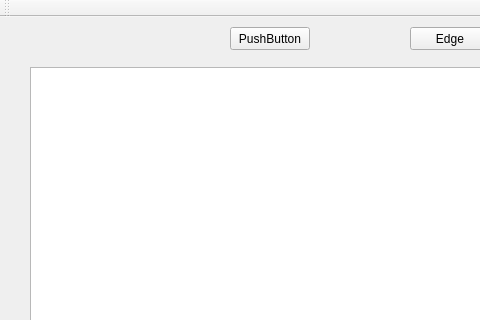
nasserGanjali/baslerCamera, file mainwindow.ui: the form before one commit; both pictures show x 0 to 480 and y 0 to 320 of the 856 by 716 pixel window.
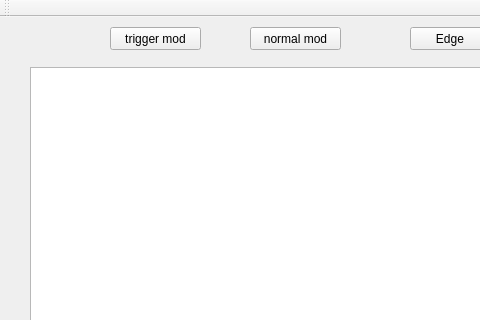
The form after the commit.

Commit message: add trigger mode

Diff of the .ui file:
```diff
--- a/mainwindow.ui
+++ b/mainwindow.ui
@@ -17,14 +17,14 @@
    <widget class="QPushButton" name="pushButton">
     <property name="geometry">
      <rect>
-      <x>230</x>
+      <x>110</x>
       <y>10</y>
-      <width>80</width>
+      <width>91</width>
       <height>23</height>
      </rect>
     </property>
     <property name="text">
-     <string>PushButton</string>
+     <string>trigger mod</string>
     </property>
    </widget>
    <widget class="QGraphicsView" name="graphicsView">
@@ -63,6 +63,19 @@
      <string>config camera</string>
     </property>
    </widget>
+   <widget class="QPushButton" name="pushButton_4">
+    <property name="geometry">
+     <rect>
+      <x>250</x>
+      <y>10</y>
+      <width>91</width>
+      <height>23</height>
+     </rect>
+    </property>
+    <property name="text">
+     <string>normal mod</string>
+    </property>
+   </widget>
   </widget>
   <widget class="QMenuBar" name="menuBar">
    <property name="geometry">
```
The commit also changes 4 other files.
